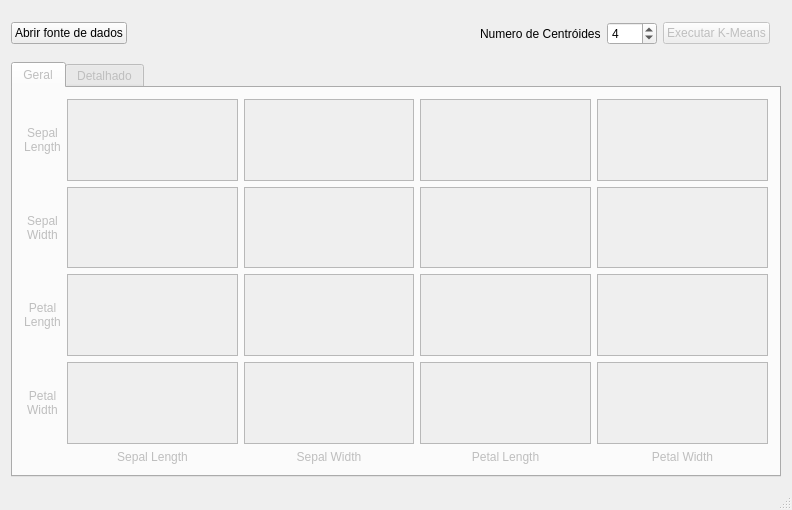
GabrielPrototype/Academic-KMEANS-IRIS, file mainwindow.ui: the form before one commit.
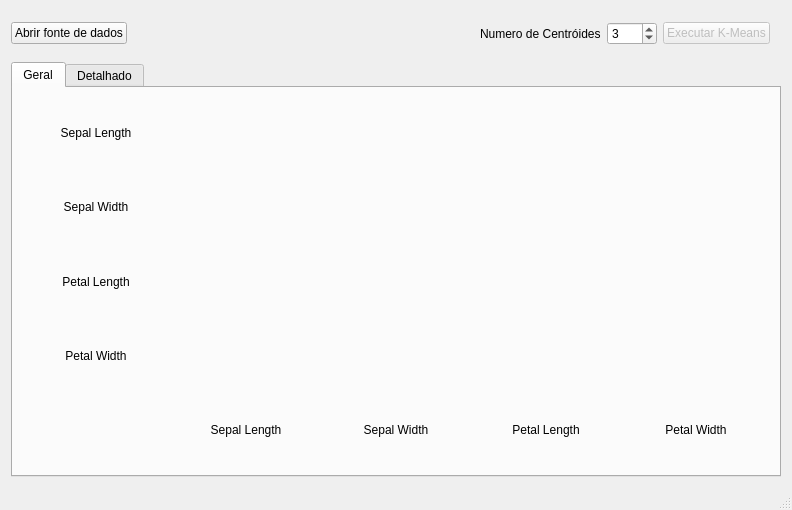
The form after the commit. Icons and pictures are not drawn.

The edit to the form file:
```diff
--- a/mainwindow.ui
+++ b/mainwindow.ui
@@ -107,7 +107,7 @@
              <number>6</number>
             </property>
             <property name="value">
-             <number>4</number>
+             <number>3</number>
             </property>
            </widget>
           </item>
@@ -153,134 +153,26 @@
     <item>
      <widget class="QTabWidget" name="tabs">
       <property name="enabled">
-       <bool>false</bool>
+       <bool>true</bool>
       </property>
       <property name="currentIndex">
        <number>0</number>
       </property>
       <widget class="QWidget" name="tabGeralGraph">
        <property name="enabled">
-        <bool>false</bool>
+        <bool>true</bool>
        </property>
        <attribute name="title">
         <string>Geral</string>
        </attribute>
        <layout class="QGridLayout" name="gridLayout">
-        <item row="4" column="3">
-         <widget class="QGraphicsView" name="grvw_2x2">
-          <property name="enabled">
-           <bool>false</bool>
-          </property>
-         </widget>
-        </item>
         <item row="0" column="0">
-         <widget class="QLabel" name="lbLin_SepalLength">
-          <property name="text">
-           <string>Sepal Length</string>
-          </property>
-          <property name="alignment">
-           <set>Qt::AlignCenter</set>
-          </property>
-          <property name="wordWrap">
-           <bool>true</bool>
-          </property>
-         </widget>
-        </item>
-        <item row="0" column="1">
-         <widget class="QGraphicsView" name="grvw_0x0">
-          <property name="enabled">
-           <bool>false</bool>
-          </property>
-         </widget>
-        </item>
-        <item row="0" column="2">
-         <widget class="QGraphicsView" name="grvw_1x0"/>
-        </item>
-        <item row="3" column="0">
-         <widget class="QLabel" name="lbLin_SepalWidth">
-          <property name="text">
-           <string>Sepal Width</string>
-          </property>
-          <property name="alignment">
-           <set>Qt::AlignCenter</set>
-          </property>
-          <property name="wordWrap">
-           <bool>true</bool>
-          </property>
-         </widget>
-        </item>
-        <item row="0" column="5">
-         <widget class="QGraphicsView" name="grvw_3x0"/>
-        </item>
-        <item row="3" column="1">
-         <widget class="QGraphicsView" name="grvw_0x1"/>
-        </item>
-        <item row="3" column="2">
-         <widget class="QGraphicsView" name="grvw_1x1">
-          <property name="enabled">
-           <bool>false</bool>
-          </property>
-         </widget>
-        </item>
-        <item row="3" column="3">
-         <widget class="QGraphicsView" name="grvw_2x1"/>
-        </item>
-        <item row="3" column="5">
-         <widget class="QGraphicsView" name="grvw_3x1"/>
-        </item>
-        <item row="4" column="0">
-         <widget class="QLabel" name="lbLin_PetalLength_2">
-          <property name="text">
-           <string>Petal Length</string>
-          </property>
-          <property name="alignment">
-           <set>Qt::AlignCenter</set>
-          </property>
-          <property name="wordWrap">
-           <bool>true</bool>
-          </property>
-         </widget>
-        </item>
+         <layout class="QGridLayout" name="gridGeralGraph">
         <item row="4" column="1">
-         <widget class="QGraphicsView" name="grvw_0x2"/>
-        </item>
-        <item row="4" column="2">
-         <widget class="QGraphicsView" name="grvw_1x2"/>
-        </item>
-        <item row="4" column="5">
-         <widget class="QGraphicsView" name="grvw_3x2"/>
-        </item>
-        <item row="5" column="0">
-         <widget class="QLabel" name="lbLin_PetalWidth">
-          <property name="text">
-           <string>Petal Width</string>
-          </property>
-          <property name="alignment">
-           <set>Qt::AlignCenter</set>
-          </property>
-          <property name="wordWrap">
-           <bool>true</bool>
-          </property>
-         </widget>
-        </item>
-        <item row="5" column="1">
-         <widget class="QGraphicsView" name="grvw_0x3"/>
-        </item>
-        <item row="5" column="2">
-         <widget class="QGraphicsView" name="grvw_1x3"/>
-        </item>
-        <item row="5" column="3">
-         <widget class="QGraphicsView" name="grvw_2x3"/>
-        </item>
-        <item row="5" column="5">
-         <widget class="QGraphicsView" name="grvw_3x3">
-          <property name="enabled">
-           <bool>false</bool>
-          </property>
-         </widget>
-        </item>
-        <item row="6" column="1">
          <widget class="QLabel" name="lbCol_SepalLength">
+            <property name="enabled">
+             <bool>true</bool>
+            </property>
           <property name="text">
            <string>Sepal Length</string>
           </property>
@@ -292,8 +184,11 @@
           </property>
          </widget>
         </item>
-        <item row="6" column="2">
+          <item row="4" column="2">
          <widget class="QLabel" name="lbCol_SepalWidth">
+            <property name="enabled">
+             <bool>true</bool>
+            </property>
           <property name="text">
            <string>Sepal Width</string>
           </property>
@@ -305,21 +200,11 @@
           </property>
          </widget>
         </item>
-        <item row="6" column="3">
-         <widget class="QLabel" name="lbCol_PetalLength">
-          <property name="text">
-           <string>Petal Length</string>
-          </property>
-          <property name="alignment">
-           <set>Qt::AlignCenter</set>
-          </property>
-          <property name="wordWrap">
-           <bool>true</bool>
-          </property>
-         </widget>
-        </item>
-        <item row="6" column="5">
+          <item row="4" column="4">
          <widget class="QLabel" name="lbCol_PetalWidth">
+            <property name="enabled">
+             <bool>true</bool>
+            </property>
           <property name="text">
            <string>Petal Width</string>
           </property>
@@ -331,8 +216,87 @@
           </property>
          </widget>
         </item>
-        <item row="0" column="3">
-         <widget class="QGraphicsView" name="grvw_2x0"/>
+          <item row="2" column="0">
+           <widget class="QLabel" name="lbLin_PetalLength_2">
+            <property name="enabled">
+             <bool>true</bool>
+            </property>
+            <property name="text">
+             <string>Petal Length</string>
+            </property>
+            <property name="alignment">
+             <set>Qt::AlignCenter</set>
+            </property>
+            <property name="wordWrap">
+             <bool>true</bool>
+            </property>
+           </widget>
+          </item>
+          <item row="3" column="0">
+           <widget class="QLabel" name="lbLin_PetalWidth">
+            <property name="enabled">
+             <bool>true</bool>
+            </property>
+            <property name="text">
+             <string>Petal Width</string>
+            </property>
+            <property name="alignment">
+             <set>Qt::AlignCenter</set>
+            </property>
+            <property name="wordWrap">
+             <bool>true</bool>
+            </property>
+           </widget>
+          </item>
+          <item row="0" column="0">
+           <widget class="QLabel" name="lbLin_SepalLength">
+            <property name="enabled">
+             <bool>true</bool>
+            </property>
+            <property name="text">
+             <string>Sepal Length</string>
+            </property>
+            <property name="alignment">
+             <set>Qt::AlignCenter</set>
+            </property>
+            <property name="wordWrap">
+             <bool>true</bool>
+            </property>
+           </widget>
+          </item>
+          <item row="1" column="0">
+           <widget class="QLabel" name="lbLin_SepalWidth">
+            <property name="enabled">
+             <bool>true</bool>
+            </property>
+            <property name="text">
+             <string>Sepal Width</string>
+            </property>
+            <property name="alignment">
+             <set>Qt::AlignCenter</set>
+            </property>
+            <property name="wordWrap">
+             <bool>true</bool>
+            </property>
+           </widget>
+          </item>
+          <item row="4" column="3">
+           <widget class="QLabel" name="lbCol_PetalLength">
+            <property name="enabled">
+             <bool>true</bool>
+            </property>
+            <property name="text">
+             <string>Petal Length</string>
+            </property>
+            <property name="alignment">
+             <set>Qt::AlignCenter</set>
+            </property>
+            <property name="wordWrap">
+             <bool>true</bool>
+            </property>
+           </widget>
+          </item>
+         </layout>
         </item>
        </layout>
       </widget>
```
Left out of the diff: 26 changed lines with no effect on the pictures. Lines whose indentation alone changed are shown as unchanged.
